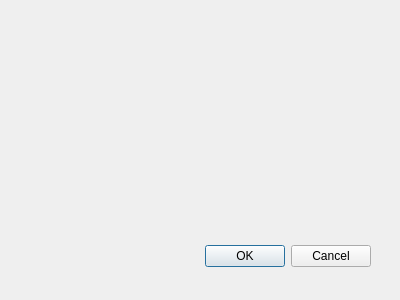
Qt form sample_builder_dialog_base.ui (BrunoCombal/sample_builder) before a commit.
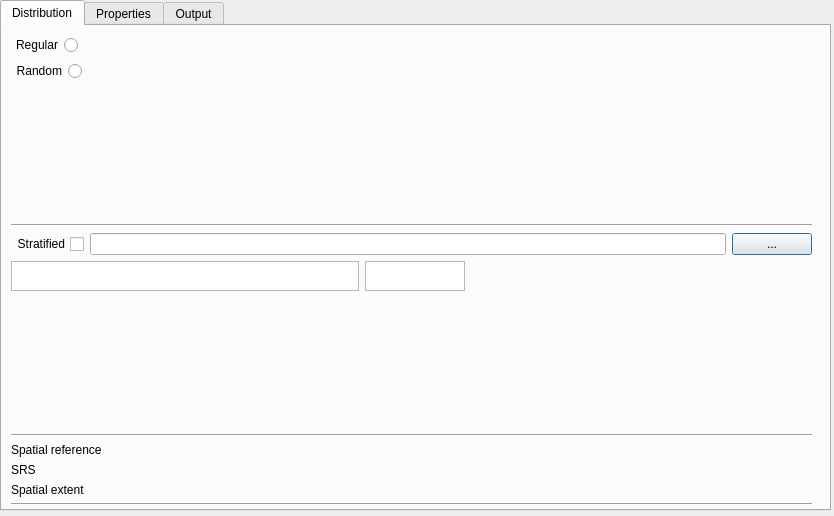
The same form after that commit. The open tabs and pages were chosen to show the change.

The edit to the form file:
```diff
--- a/sample_builder_dialog_base.ui
+++ b/sample_builder_dialog_base.ui
@@ -1,32 +1,333 @@
 <ui version="4.0" >
  <class>SampleBuilderDialogBase</class>
- <widget class="QDialog" name="SampleBuilderDialogBase" >
-  <property name="geometry" >
+ <widget class="QDialog" name="SampleBuilderDialogBase">
+  <property name="geometry">
    <rect>
     <x>0</x>
     <y>0</y>
-    <width>400</width>
-    <height>300</height>
+    <width>834</width>
+    <height>516</height>
    </rect>
   </property>
-  <property name="windowTitle" >
+  <property name="windowTitle">
    <string>Sample Builder</string>
   </property>
-  <widget class="QDialogButtonBox" name="button_box" >
-   <property name="geometry" >
+  <widget class="QTabWidget" name="tabWidget">
+   <property name="geometry">
     <rect>
-     <x>30</x>
-     <y>240</y>
-     <width>341</width>
-     <height>32</height>
+     <x>0</x>
+     <y>0</y>
+     <width>831</width>
+     <height>511</height>
     </rect>
    </property>
-   <property name="orientation" >
-    <enum>Qt::Horizontal</enum>
+   <property name="currentIndex">
+    <number>2</number>
    </property>
-   <property name="standardButtons" >
-    <set>QDialogButtonBox::Cancel|QDialogButtonBox::Ok</set>
-   </property>
+   <widget class="QWidget" name="tabDistribution">
+    <attribute name="title">
+     <string>Distribution</string>
+    </attribute>
+    <widget class="QWidget" name="verticalLayoutWidget">
+     <property name="geometry">
+      <rect>
+       <x>9</x>
+       <y>9</y>
+       <width>801</width>
+       <height>471</height>
+      </rect>
+     </property>
+     <layout class="QVBoxLayout" name="verticalLayout">
+      <item>
+       <layout class="QHBoxLayout" name="horizontalLayout_2">
+        <item>
+         <widget class="QRadioButton" name="radioRegular">
+          <property name="maximumSize">
+           <size>
+            <width>100</width>
+            <height>16777215</height>
+           </size>
+          </property>
+          <property name="layoutDirection">
+           <enum>Qt::RightToLeft</enum>
+          </property>
+          <property name="text">
+           <string>Regular</string>
+          </property>
+          <attribute name="buttonGroup">
+           <string notr="true">groupRadioType</string>
+          </attribute>
+         </widget>
+        </item>
+        <item>
+         <spacer name="horizontalSpacer">
+          <property name="orientation">
+           <enum>Qt::Horizontal</enum>
+          </property>
+          <property name="sizeHint" stdset="0">
+           <size>
+            <width>40</width>
+            <height>20</height>
+           </size>
+          </property>
+         </spacer>
+        </item>
+       </layout>
+      </item>
+      <item>
+       <layout class="QHBoxLayout" name="horizontalLayout_3">
+        <item>
+         <widget class="QRadioButton" name="radioButton_2">
+          <property name="maximumSize">
+           <size>
+            <width>100</width>
+            <height>16777215</height>
+           </size>
+          </property>
+          <property name="layoutDirection">
+           <enum>Qt::RightToLeft</enum>
+          </property>
+          <property name="text">
+           <string>Random</string>
+          </property>
+          <attribute name="buttonGroup">
+           <string notr="true">groupRadioType</string>
+          </attribute>
+         </widget>
+        </item>
+        <item>
+         <spacer name="horizontalSpacer_2">
+          <property name="orientation">
+           <enum>Qt::Horizontal</enum>
+          </property>
+          <property name="sizeHint" stdset="0">
+           <size>
+            <width>40</width>
+            <height>20</height>
+           </size>
+          </property>
+         </spacer>
+        </item>
+       </layout>
+      </item>
+      <item>
+       <spacer name="verticalSpacer_2">
+        <property name="orientation">
+         <enum>Qt::Vertical</enum>
+        </property>
+        <property name="sizeHint" stdset="0">
+         <size>
+          <width>20</width>
+          <height>40</height>
+         </size>
+        </property>
+       </spacer>
+      </item>
+      <item>
+       <widget class="Line" name="line">
+        <property name="orientation">
+         <enum>Qt::Horizontal</enum>
+        </property>
+       </widget>
+      </item>
+      <item>
+       <layout class="QHBoxLayout" name="horizontalLayout_4">
+        <item>
+         <widget class="QCheckBox" name="checkBox">
+          <property name="maximumSize">
+           <size>
+            <width>100</width>
+            <height>16777215</height>
+           </size>
+          </property>
+          <property name="layoutDirection">
+           <enum>Qt::RightToLeft</enum>
+          </property>
+          <property name="text">
+           <string>Stratified</string>
+          </property>
+         </widget>
+        </item>
+        <item>
+         <widget class="QLineEdit" name="lineEdit"/>
+        </item>
+        <item>
+         <widget class="QPushButton" name="pushButton">
+          <property name="text">
+           <string>...</string>
+          </property>
+         </widget>
+        </item>
+       </layout>
+      </item>
+      <item>
+       <layout class="QHBoxLayout" name="horizontalLayout_6">
+        <item>
+         <widget class="QListWidget" name="listWidget">
+          <property name="maximumSize">
+           <size>
+            <width>16777215</width>
+            <height>30</height>
+           </size>
+          </property>
+         </widget>
+        </item>
+        <item>
+         <widget class="QTextEdit" name="textEdit">
+          <property name="maximumSize">
+           <size>
+            <width>100</width>
+            <height>30</height>
+           </size>
+          </property>
+         </widget>
+        </item>
+        <item>
+         <spacer name="horizontalSpacer_3">
+          <property name="orientation">
+           <enum>Qt::Horizontal</enum>
+          </property>
+          <property name="sizeHint" stdset="0">
+           <size>
+            <width>40</width>
+            <height>20</height>
+           </size>
+          </property>
+         </spacer>
+        </item>
+       </layout>
+      </item>
+      <item>
+       <spacer name="verticalSpacer">
+        <property name="orientation">
+         <enum>Qt::Vertical</enum>
+        </property>
+        <property name="sizeHint" stdset="0">
+         <size>
+          <width>20</width>
+          <height>40</height>
+         </size>
+        </property>
+       </spacer>
+      </item>
+      <item>
+       <widget class="Line" name="line_3">
+        <property name="orientation">
+         <enum>Qt::Horizontal</enum>
+        </property>
+       </widget>
+      </item>
+      <item>
+       <widget class="QLabel" name="label">
+        <property name="text">
+         <string>Spatial reference</string>
+        </property>
+       </widget>
+      </item>
+      <item>
+       <widget class="QLabel" name="label_2">
+        <property name="text">
+         <string>SRS</string>
+        </property>
+       </widget>
+      </item>
+      <item>
+       <widget class="QLabel" name="label_3">
+        <property name="text">
+         <string>Spatial extent</string>
+        </property>
+       </widget>
+      </item>
+      <item>
+       <widget class="Line" name="line_2">
+        <property name="orientation">
+         <enum>Qt::Horizontal</enum>
+        </property>
+       </widget>
+      </item>
+     </layout>
+    </widget>
+   </widget>
+   <widget class="QWidget" name="tab_2">
+    <attribute name="title">
+     <string>Properties</string>
+    </attribute>
+   </widget>
+   <widget class="QWidget" name="tabOutput">
+    <attribute name="title">
+     <string>Output</string>
+    </attribute>
+    <widget class="QWidget" name="verticalLayoutWidget_2">
+     <property name="geometry">
+      <rect>
+       <x>10</x>
+       <y>10</y>
+       <width>811</width>
+       <height>471</height>
+      </rect>
+     </property>
+     <layout class="QVBoxLayout" name="verticalLayout_2">
+      <item>
+       <layout class="QHBoxLayout" name="horizontalLayout">
+        <item>
+         <widget class="QTextEdit" name="textEdit_2">
+          <property name="maximumSize">
+           <size>
+            <width>16777215</width>
+            <height>20</height>
+           </size>
+          </property>
+         </widget>
+        </item>
+        <item>
+         <widget class="QPushButton" name="pushButton_2">
+          <property name="text">
+           <string>...</string>
+          </property>
+         </widget>
+        </item>
+       </layout>
+      </item>
+      <item>
+       <widget class="QRadioButton" name="radioButton">
+        <property name="text">
+         <string>ESRI shapefile</string>
+        </property>
+       </widget>
+      </item>
+      <item>
+       <widget class="QRadioButton" name="radioButton_3">
+        <property name="text">
+         <string>KML</string>
+        </property>
+       </widget>
+      </item>
+      <item>
+       <spacer name="verticalSpacer_3">
+        <property name="orientation">
+         <enum>Qt::Vertical</enum>
+        </property>
+        <property name="sizeHint" stdset="0">
+         <size>
+          <width>20</width>
+          <height>40</height>
+         </size>
+        </property>
+       </spacer>
+      </item>
+      <item>
+       <widget class="QDialogButtonBox" name="button_box">
+        <property name="orientation">
+         <enum>Qt::Horizontal</enum>
+        </property>
+        <property name="standardButtons">
+         <set>QDialogButtonBox::Cancel|QDialogButtonBox::Ok</set>
+        </property>
+       </widget>
+      </item>
+     </layout>
+    </widget>
+   </widget>
   </widget>
  </widget>
  <resources/>
```
Left out of the diff: 41 changed lines with no effect on the pictures.
